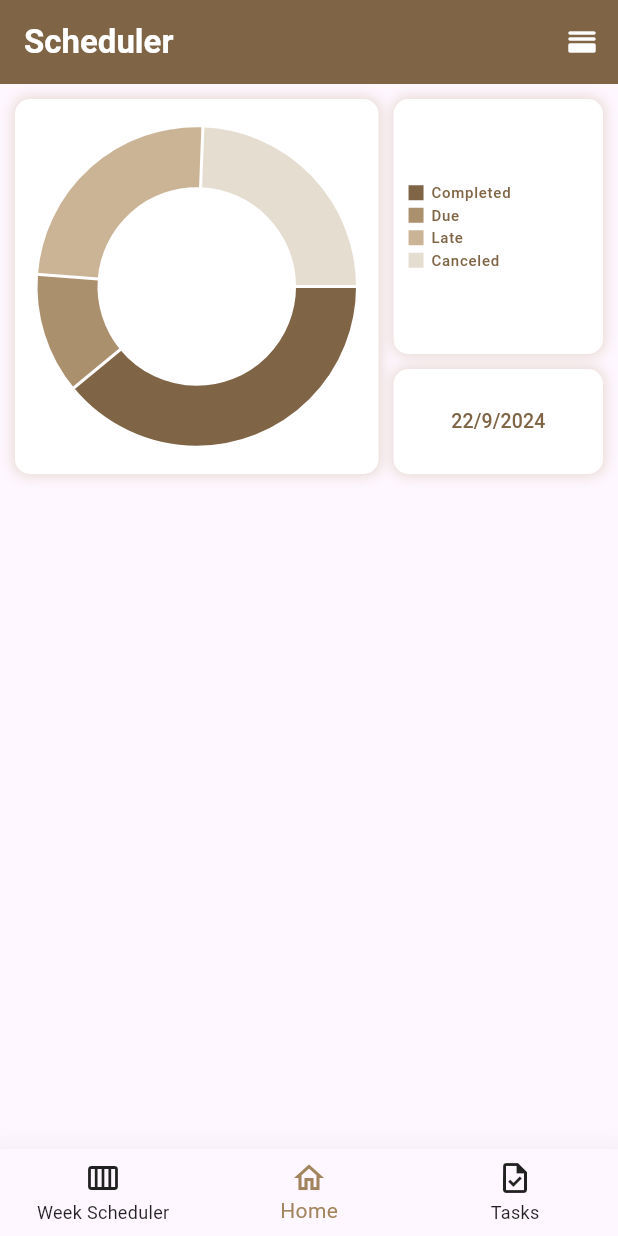
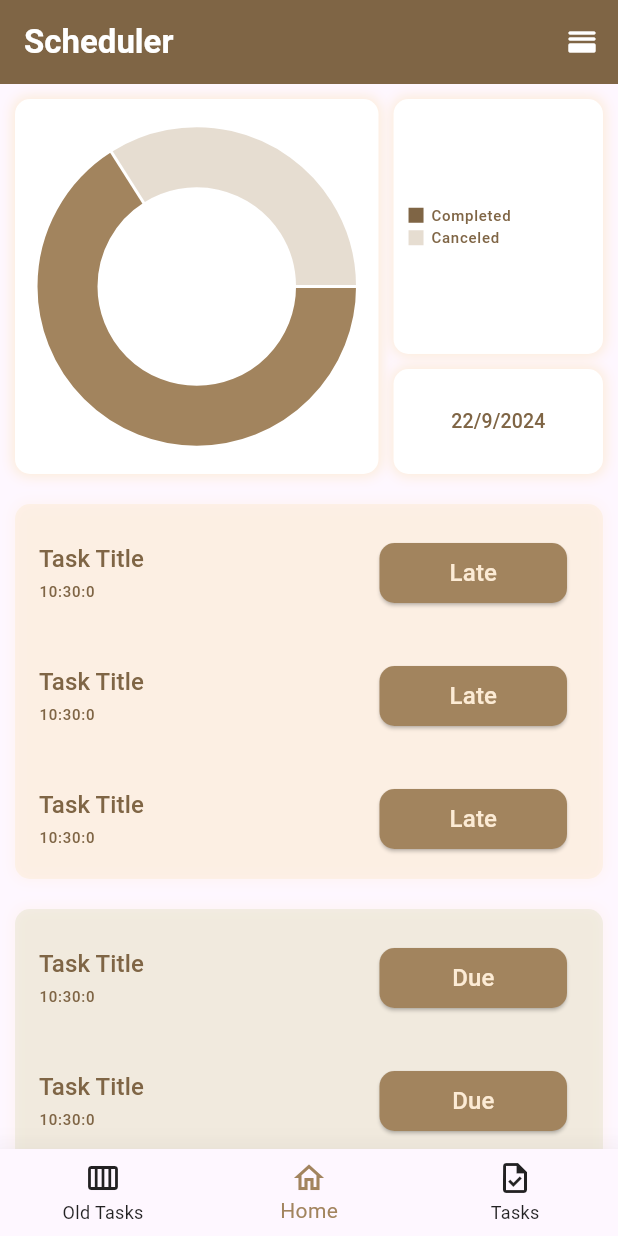
Before and after one commit to m-mhe/scheduler, a Flutter app: the screen it shows after launch, on a phone screen of 412 x 824 dp. Run offline on Flutter 3.47's test engine with Material 3 defaults, Android fonts, the phone set to English and light mode, and no system bars; drawn by our look-alikes of fl_chart; our stand-ins replace get.

Commit message:
Home UI design Completed.

```diff
--- a/lib/app.dart
+++ b/lib/app.dart
@@ -24,6 +24,16 @@ class MyApp extends StatelessWidget {
           backgroundColor: ThemeColors.titleColor,
           foregroundColor: Colors.white,
         ),
+        elevatedButtonTheme: ElevatedButtonThemeData(
+          style: ElevatedButton.styleFrom(
+            backgroundColor: ThemeColors.accentColor,
+            foregroundColor: ThemeColors.lightColor,
+            fixedSize: Size.fromWidth(125),
+            shape: RoundedRectangleBorder(
+              borderRadius: BorderRadius.circular(10),
+            )
+          )
+        ),
         bottomNavigationBarTheme: const BottomNavigationBarThemeData(
             unselectedItemColor: Colors.black87,
             elevation: 20,
--- a/lib/ui/screens/home_screen.dart
+++ b/lib/ui/screens/home_screen.dart
@@ -33,7 +33,7 @@ class _HomeScreenState extends State<HomeScreen> {
                         color: Colors.white,
                         boxShadow: [
                           BoxShadow(
-                              color: ThemeColors.lightColor.withOpacity(0.3),
+                              color: ThemeColors.lightColor,
                               spreadRadius: 1,
                               blurRadius: 7),
                         ],
@@ -60,45 +60,23 @@ class _HomeScreenState extends State<HomeScreen> {
                               }),
                               sections: [
                                 PieChartSectionData(
-                                  title: '32%',
+                                  title: '66%',
                                   titleStyle: Theme.of(context)
                                       .textTheme
                                       .labelLarge!
                                       .copyWith(color: Colors.white),
                                   showTitle: _chartTouchedIndex == 0,
-                                  value: 32,
-                                  color: ThemeColors.titleColor,
+                                  value: 66,
+                                  color: ThemeColors.accentColor,
                                 ),
                                 PieChartSectionData(
-                                  title: '10%',
+                                  title: '34%',
                                   titleStyle: Theme.of(context)
                                       .textTheme
                                       .labelLarge!
-                                      .copyWith(color: Colors.white),
+                                      .copyWith(color: ThemeColors.titleColor),
                                   showTitle: _chartTouchedIndex == 1,
-                                  value: 10,
-                                  color:
-                                      ThemeColors.accentColor.withOpacity(0.9),
-                                ),
-                                PieChartSectionData(
-                                  title: '20%',
-                                  titleStyle: Theme.of(context)
-                                      .textTheme
-                                      .labelLarge!
-                                      .copyWith(color: Colors.white),
-                                  showTitle: _chartTouchedIndex == 2,
-                                  value: 20,
-                                  color:
-                                      ThemeColors.lightColor.withOpacity(0.7),
-                                ),
-                                PieChartSectionData(
-                                  title: '20%',
-                                  titleStyle: Theme.of(context)
-                                      .textTheme
-                                      .labelLarge!
-                                      .copyWith(color: Colors.black45),
-                                  showTitle: _chartTouchedIndex == 3,
-                                  value: 20,
+                                  value: 34,
                                   color: ThemeColors.midColor.withOpacity(0.3),
                                 ),
                               ],
@@ -123,7 +101,7 @@ class _HomeScreenState extends State<HomeScreen> {
                             boxShadow: [
                               BoxShadow(
                                   color:
-                                      ThemeColors.lightColor.withOpacity(0.3),
+                                      ThemeColors.lightColor,
                                   spreadRadius: 1,
                                   blurRadius: 7),
                             ],
@@ -149,51 +127,14 @@ class _HomeScreenState extends State<HomeScreen> {
                                     SizedBox(
                                       width: 5,
                                     ),
-                                     Text('Completed',
-                                       style: Theme.of(context)
-                                           .textTheme
-                                           .labelSmall!
-                                           .copyWith(color: ThemeColors.titleColor),)
-                                  ],
-                                ),
-                                Wrap(
-                                  alignment: WrapAlignment.start,
-                                  crossAxisAlignment: WrapCrossAlignment.center,
-                                  children: [
-                                    Container(
-                                      height: 10,
-                                      width: 10,
-                                      color: ThemeColors.accentColor
-                                          .withOpacity(0.9),
-                                    ),
-                                    const SizedBox(
-                                      width: 5,
-                                    ),
-                                     Text('Due',
-                                       style: Theme.of(context)
-                                           .textTheme
-                                           .labelSmall!
-                                           .copyWith(color: ThemeColors.titleColor),)
-                                  ],
-                                ),
-                                Wrap(
-                                  alignment: WrapAlignment.start,
-                                  crossAxisAlignment: WrapCrossAlignment.center,
-                                  children: [
-                                    Container(
-                                      height: 10,
-                                      width: 10,
-                                      color: ThemeColors.lightColor
-                                          .withOpacity(0.7),
-                                    ),
-                                    const SizedBox(
-                                      width: 5,
-                                    ),
-                                     Text('Late',
-                                       style: Theme.of(context)
-                                           .textTheme
-                                           .labelSmall!
-                                           .copyWith(color: ThemeColors.titleColor),)
+                                    Text(
+                                      'Completed',
+                                      style: Theme.of(context)
+                                          .textTheme
+                                          .labelSmall!
+                                          .copyWith(
+                                              color: ThemeColors.titleColor),
+                                    )
                                   ],
                                 ),
                                 Wrap(
@@ -209,12 +150,13 @@ class _HomeScreenState extends State<HomeScreen> {
                                     SizedBox(
                                       width: 5,
                                     ),
-                                     Text(
+                                    Text(
                                       'Canceled',
                                       style: Theme.of(context)
                                           .textTheme
                                           .labelSmall!
-                                          .copyWith(color: ThemeColors.titleColor),
+                                          .copyWith(
+                                              color: ThemeColors.titleColor),
                                     )
                                   ],
                                 ),
@@ -231,7 +173,7 @@ class _HomeScreenState extends State<HomeScreen> {
                             color: Colors.white,
                             boxShadow: [
                               BoxShadow(
-                                color: ThemeColors.lightColor.withOpacity(0.3),
+                                color: ThemeColors.lightColor,
                                 spreadRadius: 1,
                                 blurRadius: 7,
                               ),
@@ -246,7 +188,9 @@ class _HomeScreenState extends State<HomeScreen> {
                               style: Theme.of(context)
                                   .textTheme
                                   .labelLarge!
-                                  .copyWith(color: ThemeColors.titleColor, fontSize: 13),
+                                  .copyWith(
+                                      color: ThemeColors.titleColor,
+                                      fontSize: 13),
                             ),
                           ),
                         ),
@@ -254,7 +198,93 @@ class _HomeScreenState extends State<HomeScreen> {
                     ],
                   ),
                 ],
-              )
+              ),
+              Padding(
+                padding: const EdgeInsets.only(top: 10,bottom: 20),
+                child: Container(
+                  width: double.maxFinite,
+                  height: 250,
+                  decoration: BoxDecoration(
+                    borderRadius: BorderRadius.circular(10),
+                    color: ThemeColors.lightColor.withOpacity(0.5),
+                    boxShadow: [
+                      BoxShadow(
+                        color: ThemeColors.lightColor.withOpacity(0.3),
+                        spreadRadius: 1,
+                        blurRadius: 7,
+                      ),
+                    ],
+                  ),
+                  child: Padding(
+                    padding: const EdgeInsets.symmetric(vertical: 10),
+                    child: ListView.separated(
+                        itemBuilder: (contex, i) {
+                          return ListTile(
+                            title: Text('Task Title', style: Theme.of(context)
+                                .textTheme
+                                .labelLarge!
+                                .copyWith(
+                                color: ThemeColors.titleColor,),),
+                            subtitle: Text('${_currentDate.hour}:${_currentDate.minute}:${_currentDate.second}', style: Theme.of(context)
+                                .textTheme
+                                .labelSmall!
+                                .copyWith(
+                                color: ThemeColors.titleColor,),),
+                            trailing: ElevatedButton(onPressed: (){}, child: Text('Late')),
+                          );
+                        },
+                        separatorBuilder: (contex, i) {
+                          return SizedBox(
+                            height: 10,
+                          );
+                        },
+                        itemCount: 40),
+                  ),
+                ),
+              ),
+              Padding(
+                padding: const EdgeInsets.only(bottom: 20),
+                child: Container(
+                  width: double.maxFinite,
+                  height: 350,
+                  decoration: BoxDecoration(
+                    borderRadius: BorderRadius.circular(10),
+                    color: ThemeColors.secondColor.withOpacity(0.2),
+                    boxShadow: [
+                      BoxShadow(
+                        color: ThemeColors.lightColor.withOpacity(0.3),
+                        spreadRadius: 1,
+                        blurRadius: 7,
+                      ),
+                    ],
+                  ),
+                  child: Padding(
+                    padding: const EdgeInsets.symmetric(vertical: 10),
+                    child: ListView.separated(
+                        itemBuilder: (contex, i) {
+                          return ListTile(
+                            title: Text('Task Title', style: Theme.of(context)
+                                .textTheme
+                                .labelLarge!
+                                .copyWith(
+                              color: ThemeColors.titleColor,),),
+                            subtitle: Text('${_currentDate.hour}:${_currentDate.minute}:${_currentDate.second}', style: Theme.of(context)
+                                .textTheme
+                                .labelSmall!
+                                .copyWith(
+                              color: ThemeColors.titleColor,),),
+                            trailing: ElevatedButton(onPressed: (){}, child: Text('Due')),
+                          );
+                        },
+                        separatorBuilder: (contex, i) {
+                          return const SizedBox(
+                            height: 10,
+                          );
+                        },
+                        itemCount: 40),
+                  ),
+                ),
+              ),
             ],
           ),
         ),
--- /dev/null
+++ b/lib/ui/screens/previous_tasks_screen.dart
@@ -0,0 +1,17 @@
+import 'package:flutter/material.dart';
+
+class PreviousTasks extends StatefulWidget {
+  const PreviousTasks({super.key});
+
+  @override
+  State<PreviousTasks> createState() => _PreviousTasksState();
+}
+
+class _PreviousTasksState extends State<PreviousTasks> {
+  @override
+  Widget build(BuildContext context) {
+    return Scaffold(
+
+    );
+  }
+}
--- a/lib/ui/screens/week_planer_screen.dart
+++ /dev/null
@@ -1,17 +0,0 @@
-import 'package:flutter/material.dart';
-
-class WeekPlanerScreen extends StatefulWidget {
-  const WeekPlanerScreen({super.key});
-
-  @override
-  State<WeekPlanerScreen> createState() => _WeekPlanerScreenState();
-}
-
-class _WeekPlanerScreenState extends State<WeekPlanerScreen> {
-  @override
-  Widget build(BuildContext context) {
-    return Scaffold(
-
-    );
-  }
-}
--- a/lib/ui/utils/theme_colors.dart
+++ b/lib/ui/utils/theme_colors.dart
@@ -4,5 +4,6 @@ class ThemeColors {
   static const Color titleColor = Color(0XFF7F6545);
   static const Color accentColor = Color(0XFFA2845E);
   static const Color midColor = Color(0XFFAC8E68);
-  static const Color lightColor = Color(0XFFB59469);
+  static const Color lightColor = Color(0XFFFCEBD5);
+  static const Color secondColor = Color(0XFFC0C78C);
 }
--- a/lib/ui/widgets/common_bottom_nav_bar.dart
+++ b/lib/ui/widgets/common_bottom_nav_bar.dart
@@ -1,7 +1,7 @@
 import 'package:flutter/material.dart';
 import 'package:scheduler/ui/screens/home_screen.dart';
 import 'package:scheduler/ui/screens/task_screen.dart';
-import 'package:scheduler/ui/screens/week_planer_screen.dart';
+import 'package:scheduler/ui/screens/previous_tasks_screen.dart';
 import 'package:scheduler/ui/utils/nav_bar_controller.dart';
 import 'package:scheduler/ui/widgets/common_app_bar.dart';
 import 'package:get/get.dart';
@@ -23,7 +23,7 @@ class CommonBottomNavBar extends StatelessWidget {
             items: const [
               BottomNavigationBarItem(
                 icon: Icon(Icons.calendar_view_week),
-                label: 'Week Scheduler',
+                label: 'Old Tasks',
               ),
               BottomNavigationBarItem(
                 icon: Icon(Icons.home_outlined),
@@ -40,7 +40,7 @@ class CommonBottomNavBar extends StatelessWidget {
 
   //----------------------------------Variables----------------------------------
   final List<Widget> screens = [
-    const WeekPlanerScreen(),
+    const PreviousTasks(),
     const HomeScreen(),
     const TaskScreen(),
   ];
```
